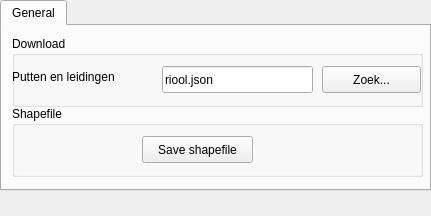
nens/Beoordelingstool, file beoordelingstool_dockwidget_base.ui: the form before one commit.
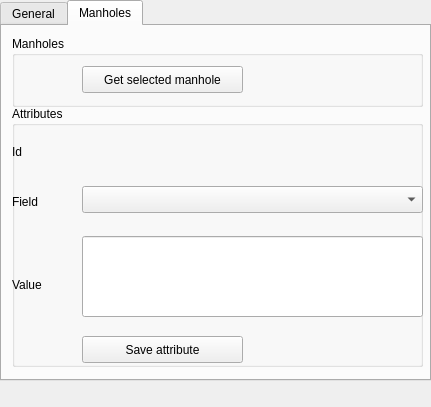
The form after the commit.

Commit message: Add tab for manholes.

Diff of the .ui file:
```diff
--- a/beoordelingstool_dockwidget_base.ui
+++ b/beoordelingstool_dockwidget_base.ui
@@ -7,7 +7,7 @@
     <x>0</x>
     <y>0</y>
     <width>431</width>
-    <height>216</height>
+    <height>407</height>
    </rect>
   </property>
   <property name="sizePolicy">
@@ -26,11 +26,11 @@
       <x>0</x>
       <y>0</y>
       <width>431</width>
-      <height>191</height>
+      <height>381</height>
      </rect>
     </property>
     <property name="currentIndex">
-     <number>0</number>
+     <number>1</number>
     </property>
     <widget class="QWidget" name="tab">
      <attribute name="title">
@@ -121,6 +121,138 @@
       </widget>
      </widget>
     </widget>
+    <widget class="QWidget" name="tab_manholes">
+     <attribute name="title">
+      <string>Manholes</string>
+     </attribute>
+     <widget class="QGroupBox" name="groupbox_manholes">
+      <property name="geometry">
+       <rect>
+        <x>10</x>
+        <y>10</y>
+        <width>411</width>
+        <height>71</height>
+       </rect>
+      </property>
+      <property name="title">
+       <string>Manholes</string>
+      </property>
+      <widget class="QPushButton" name="pushbutton_get_selected_manhole">
+       <property name="geometry">
+        <rect>
+         <x>70</x>
+         <y>30</y>
+         <width>161</width>
+         <height>27</height>
+        </rect>
+       </property>
+       <property name="text">
+        <string>Get selected manhole</string>
+       </property>
+      </widget>
+     </widget>
+     <widget class="QGroupBox" name="groupbox_attributes">
+      <property name="geometry">
+       <rect>
+        <x>10</x>
+        <y>80</y>
+        <width>411</width>
+        <height>261</height>
+       </rect>
+      </property>
+      <property name="title">
+       <string>Attributes</string>
+      </property>
+      <widget class="QLabel" name="field_label">
+       <property name="geometry">
+        <rect>
+         <x>0</x>
+         <y>80</y>
+         <width>51</width>
+         <height>31</height>
+        </rect>
+       </property>
+       <property name="text">
+        <string>Field</string>
+       </property>
+      </widget>
+      <widget class="QComboBox" name="field_combobox">
+       <property name="geometry">
+        <rect>
+         <x>70</x>
+         <y>80</y>
+         <width>341</width>
+         <height>27</height>
+        </rect>
+       </property>
+      </widget>
+      <widget class="QLabel" name="value_label">
+       <property name="geometry">
+        <rect>
+         <x>0</x>
+         <y>170</y>
+         <width>51</width>
+         <height>17</height>
+        </rect>
+       </property>
+       <property name="text">
+        <string>Value</string>
+       </property>
+      </widget>
+      <widget class="QLineEdit" name="value_lineedit">
+       <property name="geometry">
+        <rect>
+         <x>70</x>
+         <y>130</y>
+         <width>341</width>
+         <height>81</height>
+        </rect>
+       </property>
+       <property name="readOnly">
+        <bool>true</bool>
+       </property>
+      </widget>
+      <widget class="QLabel" name="id_label">
+       <property name="geometry">
+        <rect>
+         <x>0</x>
+         <y>30</y>
+         <width>51</width>
+         <height>31</height>
+        </rect>
+       </property>
+       <property name="text">
+        <string>Id</string>
+       </property>
+      </widget>
+      <widget class="QLabel" name="id_label_number">
+       <property name="geometry">
+        <rect>
+         <x>70</x>
+         <y>30</y>
+         <width>341</width>
+         <height>31</height>
+        </rect>
+       </property>
+       <property name="text">
+        <string/>
+       </property>
+      </widget>
+     </widget>
+     <widget class="QPushButton" name="pushbutton_save_attribute">
+      <property name="geometry">
+       <rect>
+        <x>80</x>
+        <y>310</y>
+        <width>161</width>
+        <height>27</height>
+       </rect>
+      </property>
+      <property name="text">
+       <string>Save attribute</string>
+      </property>
+     </widget>
+    </widget>
    </widget>
   </widget>
  </widget>
```
Left out of the diff: 2 changed lines with no effect on the pictures.
